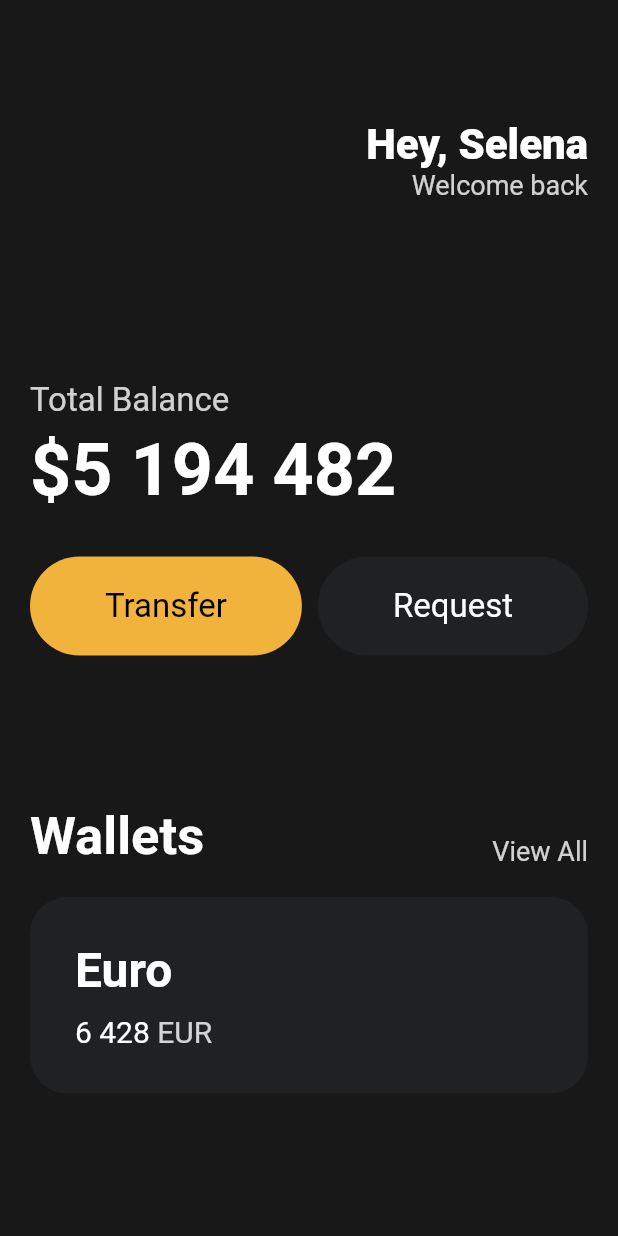
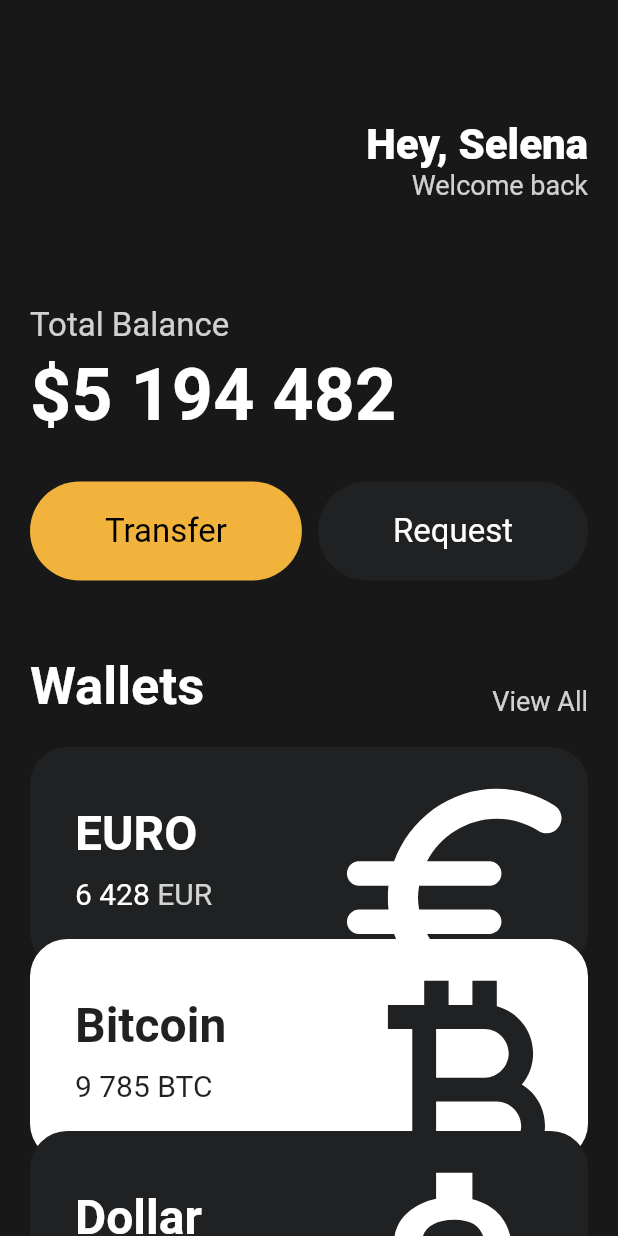
Before and after one commit to loupdaniel/Flutter-Training, a Flutter app: the screen it shows after launch, on a phone screen of 412 x 824 dp. Run offline on Flutter 3.47's test engine with Material 2 defaults, Android fonts, the phone set to English and light mode, and no system bars.

Commit message:
3rd save

```diff
--- a/lib/main.dart
+++ b/lib/main.dart
@@ -1,5 +1,6 @@
 import 'package:flutter/material.dart';
 import 'package:flutter_application_1/widgets/Button.dart';
+import 'package:flutter_application_1/widgets/currency_card.dart';
 
 void main() {
   runApp(App());
@@ -12,7 +13,9 @@ class App extends StatelessWidget {
       home: Scaffold(
         backgroundColor: const Color(
             0xFF181818), //Color.fromRGBO => red, green, blue, opacity
-        body: Padding(
+        body: SingleChildScrollView(
+          //allows us to scroll up and down in case our phone is not big enough to show us all the contents
+          child: Padding(
             padding: const EdgeInsets.symmetric(horizontal: 20),
 
             //EdgeInsets.all == Making spaces Top, Bottom, Left and Right
@@ -56,7 +59,7 @@ class App extends StatelessWidget {
                   ],
                 ),
                 const SizedBox(
-                height: 120,
+                  height: 70,
                 ),
                 Text(
                   'Total Balance',
@@ -95,7 +98,7 @@ class App extends StatelessWidget {
                   ],
                 ),
                 const SizedBox(
-                height: 100,
+                  height: 50,
                 ),
                 Row(
                   crossAxisAlignment: CrossAxisAlignment.end,
@@ -121,66 +124,49 @@ class App extends StatelessWidget {
                 const SizedBox(
                   height: 20,
                 ),
-              Container(
-                decoration: BoxDecoration(
-                  color: const Color(0xFF1F2123),
-                  borderRadius: BorderRadius.circular(25),
+                const CurrencyCard(
+                  name: 'EURO',
+                  code: 'EUR',
+                  amount: '6 428',
+                  icon: Icons.euro_rounded,
+                  isInverted: false,
                 ),
-                child: Padding(
-                  padding: const EdgeInsets.all(30),
-                  child: Row(
-                    children: [
-                      Column(
-                        crossAxisAlignment: CrossAxisAlignment.start,
-                        children: [
-                          const Text(
-                            'Euro',
-                            style: TextStyle(
-                              color: Colors.white,
-                              fontSize: 32,
-                              fontWeight: FontWeight.w600,
+                Transform.translate(
+                  offset: const Offset(0,
+                      -20), // adjusts position of the widget. must write Transform,translate above
+                  child: const CurrencyCard(
+                    name: 'Bitcoin',
+                    code: 'BTC',
+                    amount: '9 785',
+                    icon: Icons.currency_bitcoin,
+                    isInverted: true,
                   ),
                 ),
-                          const SizedBox(height: 10),
-                          Row(
-                            children: [
-                              const Text(
-                                '6 428',
-                                style: TextStyle(
-                                  color: Colors.white,
-                                  fontSize: 20,
-                                ),
-                              ),
-                              const SizedBox(
-                                width: 5,
-                              ),
-                              Text(
-                                'EUR',
-                                style: TextStyle(
-                                  color: Colors.white.withOpacity(0.8),
-                                  fontSize: 20,
-                                ),
-                              ),
-                            ],
-                          ),
-                        ],
-                      ),
-                    ],
-                  ),
+                Transform.translate(
+                  offset: const Offset(0, -40),
+                  child: const CurrencyCard(
+                    name: 'Dollar',
+                    code: 'USD',
+                    amount: '428',
+                    icon: Icons.attach_money_outlined,
+                    isInverted: false,
                   ),
                 ),
               ],
             ),
           ),
         ),
+      ),
     );
 
+    // Rows are for things next to each other
+    // Columns are for things on top of each other
     // padding == widget that gives some space between boxes to boxes
     // add the comments(,) at the end whenever you create a class
     // this is the root of our application.
     // the widget that the root of the application should return has to be one of the 2 options
-    //material applicationn: Google
-    //cupertino application: Apple
+    // material applicationn: Google
+    // cupertino application: Apple
   }
 }
 //extending to StatelessWidget, u must implement the 'build' method and whatever this method returns is what is going to show up on the screen
--- /dev/null
+++ b/lib/widgets/currency_card.dart
@@ -0,0 +1,88 @@
+import 'package:flutter/material.dart';
+
+class CurrencyCard extends StatelessWidget {
+  final String name, code, amount;
+  final IconData icon;
+  final bool isInverted;
+  final _blackColor = const Color(0xFF1F2123);
+
+  const CurrencyCard({
+    Key? key,
+    required this.name,
+    required this.code,
+    required this.amount,
+    required this.icon,
+    required this.isInverted,
+  });
+
+  @override
+  Widget build(BuildContext context) {
+    return Container(
+      clipBehavior: Clip
+          .hardEdge, // this property is how you want your card(your container) to behave when any item overflows it
+      decoration: BoxDecoration(
+        color: isInverted ? Colors.white : _blackColor,
+        borderRadius: BorderRadius.circular(25),
+      ),
+      child: Padding(
+        padding: const EdgeInsets.all(30),
+        child: Row(
+          mainAxisAlignment: MainAxisAlignment.spaceBetween,
+          children: [
+            Column(
+              crossAxisAlignment: CrossAxisAlignment.start,
+              children: [
+                Text(
+                  name,
+                  style: TextStyle(
+                    color: isInverted ? _blackColor : Colors.white,
+                    fontSize: 32,
+                    fontWeight: FontWeight.w600,
+                  ),
+                ),
+                const SizedBox(height: 10),
+                Row(
+                  children: [
+                    Text(
+                      amount,
+                      style: TextStyle(
+                        color: isInverted ? _blackColor : Colors.white,
+                        fontSize: 20,
+                      ),
+                    ),
+                    const SizedBox(
+                      width: 5,
+                    ),
+                    Text(
+                      code,
+                      style: TextStyle(
+                        color: isInverted
+                            ? _blackColor
+                            : Colors.white.withOpacity(0.8),
+                        fontSize: 20,
+                      ),
+                    ),
+                  ],
+                ),
+              ],
+            ),
+            Transform.scale(
+              scale: 2.2,
+              child: Transform.translate(
+                offset: const Offset(
+                  -5,
+                  12,
+                ), // positioning tool
+                child: Icon(
+                  icon,
+                  color: isInverted ? _blackColor : Colors.white,
+                  size: 88,
+                ),
+              ),
+            ),
+          ],
+        ),
+      ),
+    );
+  }
+}
```
Lines whose indentation alone changed are shown as unchanged.
